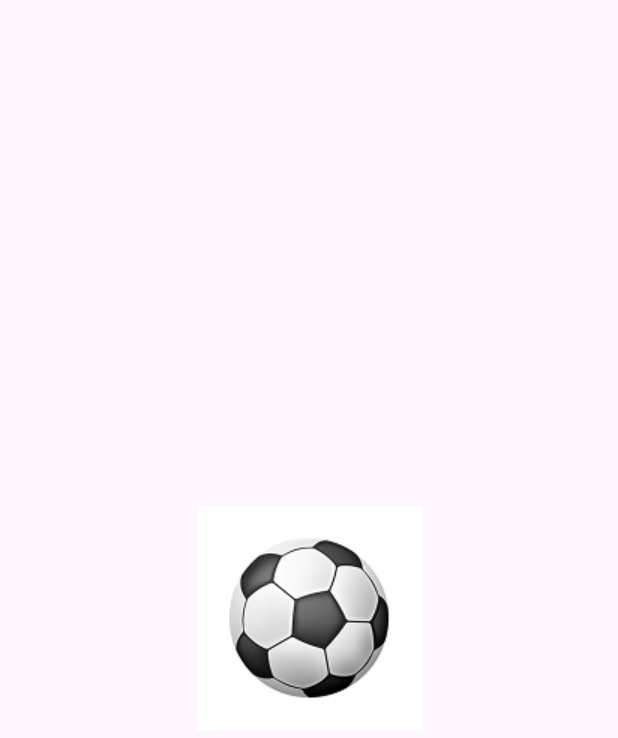
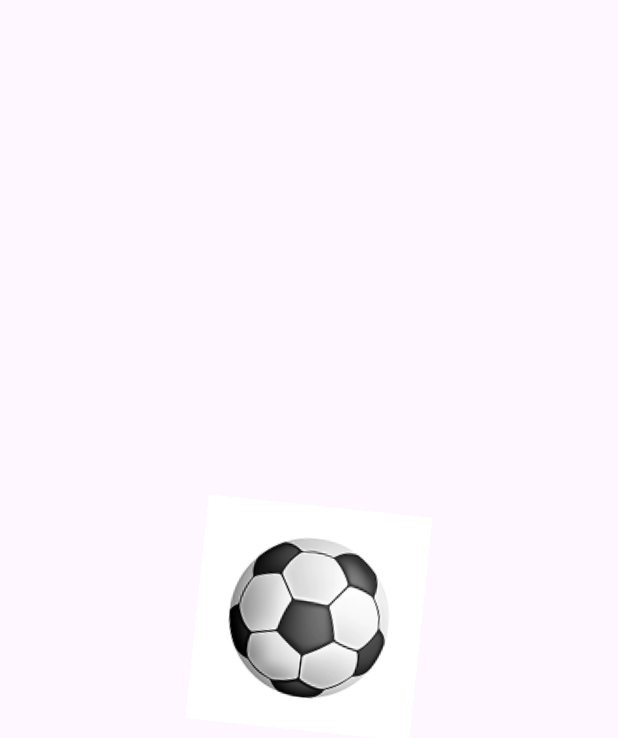
Before and after one commit to HazimNabil/spectra-sports, a Flutter app: the first screen one second after launch, on a phone screen of 412 x 824 dp. Shown: the top 738 px of the screen. Run offline on Flutter 3.47's test engine with Material 3 defaults, Android fonts, the phone set to English and light mode, and no system bars.

Commit message:
Add animation to splash view

```diff
--- a/lib/features/splash/presentation/widgets/splash_view_body.dart
+++ b/lib/features/splash/presentation/widgets/splash_view_body.dart
@@ -1,15 +1,39 @@
 import 'package:flutter/material.dart';
 import 'package:spectra_sports/core/utils/app_images.dart';
 
-class SplashViewBody extends StatelessWidget {
+class SplashViewBody extends StatefulWidget {
   const SplashViewBody({super.key});
+
+  @override
+  State<SplashViewBody> createState() => _SplashViewBodyState();
+}
+
+class _SplashViewBodyState extends State<SplashViewBody> {
+  double _turns = 0;
+
+  @override
+  void initState() {
+    super.initState();
+    rotate();
+  }
 
   @override
   Widget build(BuildContext context) {
     return Center(
-      child: Image.asset(
-        AppImages.imagesSplash,
+      child: AnimatedRotation(
+        turns: _turns,
+        duration: const Duration(seconds: 3),
+        child: Image.asset(
+          AppImages.imagesSplash,
+        ),
       ),
     );
   }
+
+  void rotate() {
+    Future.delayed(
+      const Duration(seconds: 0),
+      () => setState(() => _turns = 1),
+    );
+  }
 }
```
